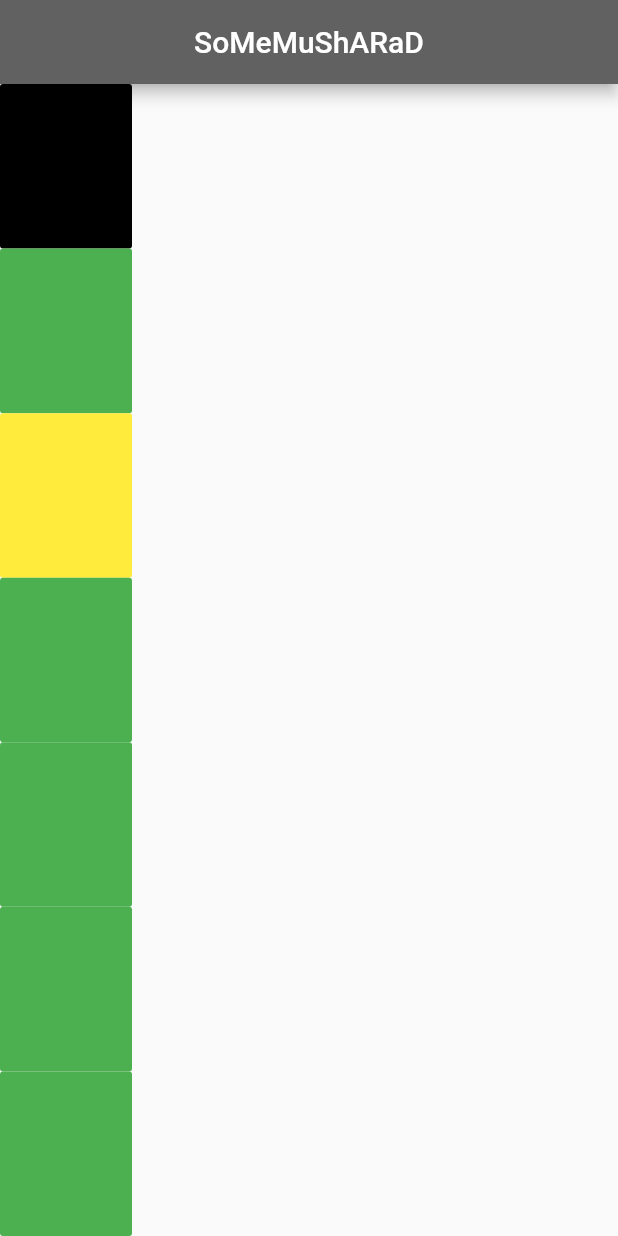
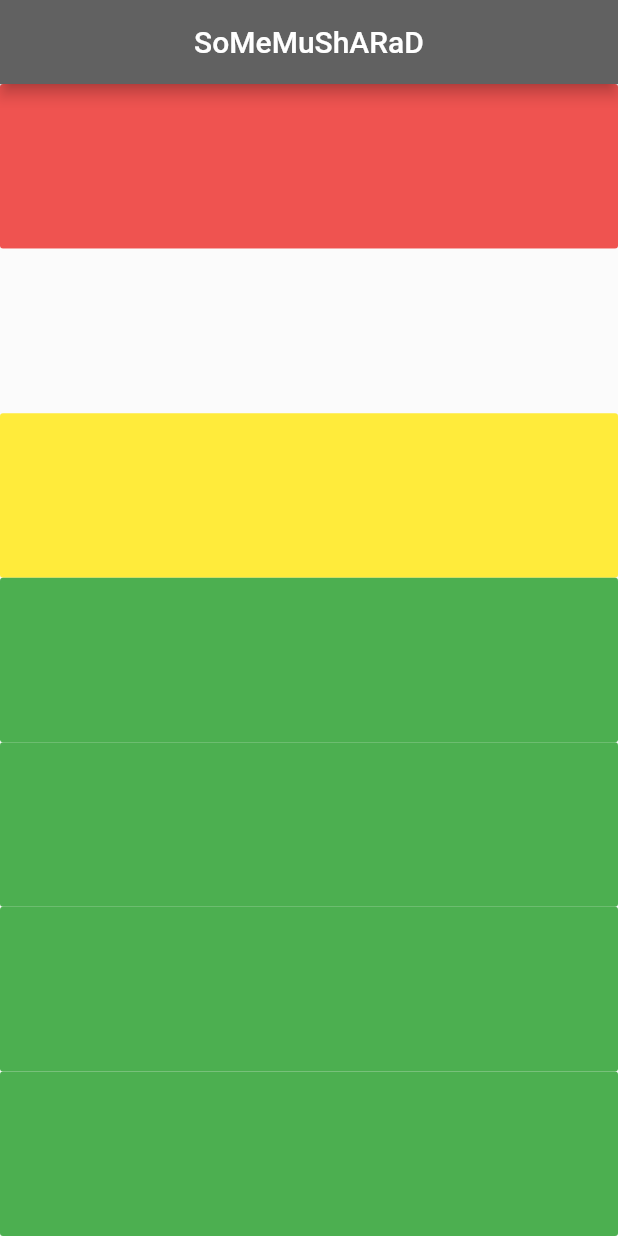
Before and after one commit to shishir2sr/FlutterFunProject_SoMeMuShARaD, a Flutter app: the screen it shows after launch, on a phone screen of 412 x 824 dp. Run offline on Flutter 3.47's test engine with Material 2 defaults, Android fonts, the phone set to English and light mode, and no system bars; our stand-ins replace audioplayers, hexcolor.

Commit message:
rainbow color added

```diff
--- a/lib/main.dart
+++ b/lib/main.dart
@@ -1,4 +1,5 @@
 import 'package:flutter/material.dart';
+import 'package:hexcolor/hexcolor.dart';
 
 import 'package:audioplayers/audio_cache.dart';
 
@@ -30,9 +31,10 @@ class Brothers extends StatelessWidget {
         ),
         body: SafeArea(
             child: Column(
+              crossAxisAlignment: CrossAxisAlignment.stretch,
           children: <Widget>[
-            playSound(Colors.black, 1),
-            playSound(Colors.green, 2),
+            playSound(Colors.red[400], 1),
+            playSound(Colors.white12, 2),
             playSound(Colors.yellow, 3),
             playSound(Colors.green, 4),
             playSound(Colors.green, 5),
--- a/pubspec.yaml
+++ b/pubspec.yaml
@@ -26,6 +26,7 @@ dependencies:
     sdk: flutter
 
   audioplayers: ^0.15.1
+  hexcolor: ^1.0.2
 
   # The following adds the Cupertino Icons font to your application.
   # Use with the CupertinoIcons class for iOS style icons.
```
Also changed, not shown: pubspec.lock.
